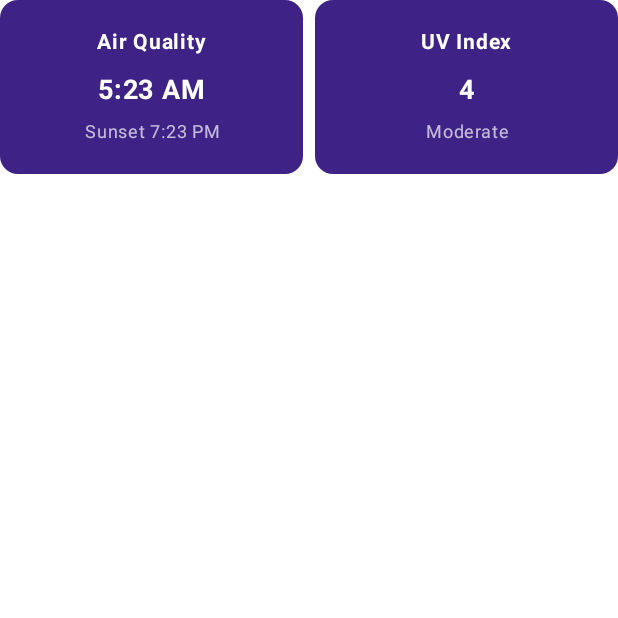
After one commit to patrycjasawicka/WeatherApp, an Android app built with Jetpack Compose: the composable AdditionalWeatherInfo shown on its own in the app's theme, on a phone screen of 412 x 824 dp, the top half of it. The commit adds this screen. Run offline under Robolectric (Android 15) with nearby library versions, the phone set to English and light mode, and no system bars.

Commit message:
Added details screen UI

```diff
--- a/app/src/main/java/com/example/weatherapp/navigation/AppNavHost.kt
+++ b/app/src/main/java/com/example/weatherapp/navigation/AppNavHost.kt
@@ -31,7 +31,7 @@ fun AppNavHost(
             })
         ) { backStackEntry ->
             val city = backStackEntry.arguments?.getString(CITY) ?: ""
-            DetailsScreen(navController, city)
+            DetailsScreen(city)
         }
     }
 }
--- /dev/null
+++ b/app/src/main/java/com/example/weatherapp/ui/details/AdditionalWeatherInfo.kt
@@ -0,0 +1,32 @@
+package com.example.weatherapp.ui.details
+
+import androidx.compose.foundation.layout.Arrangement
+import androidx.compose.foundation.layout.Row
+import androidx.compose.foundation.layout.Spacer
+import androidx.compose.foundation.layout.fillMaxWidth
+import androidx.compose.foundation.layout.width
+import androidx.compose.runtime.Composable
+import androidx.compose.ui.Modifier
+import com.example.weatherapp.ui.theme.Dimens.Small
+
+@Composable
+internal fun AdditionalWeatherInfo() {
+    Row(
+        modifier = Modifier.fillMaxWidth(),
+        horizontalArrangement = Arrangement.SpaceBetween
+    ) {
+        InfoBox(
+            label = "Air Quality",
+            value = "5:23 AM",
+            subText = "Sunset 7:23 PM",
+            modifier = Modifier.weight(1f)
+        )
+        Spacer(modifier = Modifier.width(Small))
+        InfoBox(
+            label = "UV Index",
+            value = "4",
+            subText = "Moderate",
+            modifier = Modifier.weight(1f)
+        )
+    }
+}
--- /dev/null
+++ b/app/src/main/java/com/example/weatherapp/ui/details/InfoBox.kt
@@ -0,0 +1,51 @@
+package com.example.weatherapp.ui.details
+
+import androidx.compose.foundation.background
+import androidx.compose.foundation.layout.Column
+import androidx.compose.foundation.layout.Spacer
+import androidx.compose.foundation.layout.height
+import androidx.compose.foundation.layout.padding
+import androidx.compose.foundation.shape.RoundedCornerShape
+import androidx.compose.material3.Text
+import androidx.compose.runtime.Composable
+import androidx.compose.ui.Alignment
+import androidx.compose.ui.Modifier
+import androidx.compose.ui.graphics.Color
+import androidx.compose.ui.text.font.FontWeight
+import androidx.compose.ui.text.style.TextAlign
+import androidx.compose.ui.unit.sp
+import com.example.weatherapp.ui.theme.Dimens.Medium
+import com.example.weatherapp.ui.theme.Dimens.RoundedCornersSize
+import com.example.weatherapp.ui.theme.Dimens.Small
+
+
+@Composable
+internal fun InfoBox(label: String, value: String, subText: String, modifier: Modifier) {
+    Column(
+        modifier = modifier
+            .background(Color(0xFF3E2286), shape = RoundedCornerShape(RoundedCornersSize))
+            .padding(Medium),
+        horizontalAlignment = Alignment.CenterHorizontally
+    ) {
+        Text(
+            text = label,
+            color = Color.White,
+            fontSize = 14.sp,
+            fontWeight = FontWeight.Bold
+        )
+        Spacer(modifier = Modifier.height(Small))
+        Text(
+            text = value,
+            color = Color.White,
+            fontSize = 18.sp,
+            fontWeight = FontWeight.Bold
+        )
+        Spacer(modifier = Modifier.height(Small/2))
+        Text(
+            text = subText,
+            color = Color.White.copy(alpha = 0.7f),
+            fontSize = 12.sp,
+            textAlign = TextAlign.Center
+        )
+    }
+}
--- a/app/src/main/java/com/example/weatherapp/ui/theme/Colors.kt
+++ b/app/src/main/java/com/example/weatherapp/ui/theme/Colors.kt
@@ -14,4 +14,6 @@ object Colors {
     val Yellow = Color(0xFFFEB034)
     val NavyBlue = Color(0xFF333C65)
     val LightBlue = Color(0xFF8CABAD)
+    val Indigo = Color(0xFF5527A7)
+    val DarkIndigo = Color(0xFF3E2286)
 }
--- a/app/src/main/java/com/example/weatherapp/ui/theme/Dimens.kt
+++ b/app/src/main/java/com/example/weatherapp/ui/theme/Dimens.kt
@@ -7,4 +7,6 @@ object Dimens {
     val Medium = 16.dp
     val Large = 24.dp
     val ExtraLarge = 32.dp
+
+    val RoundedCornersSize = 12.dp
 }
```
Also changed, not shown: app/src/main/java/com/example/weatherapp/ui/DetailsScreen.kt (+45 -4 lines), app/src/main/java/com/example/weatherapp/ui/details/AirQuality.kt (added, +44 -0 lines), app/src/main/java/com/example/weatherapp/ui/details/DateRow.kt (added, +60 -0 lines), app/src/main/java/com/example/weatherapp/ui/details/DayWeatherForecast.kt (added, +36 -0 lines), app/src/main/java/com/example/weatherapp/ui/details/ForecastDayItem.kt (added, +50 -0 lines), app/src/main/java/com/example/weatherapp/ui/details/MainWeatherInfo.kt (added, +58 -0 lines), app/src/main/java/com/example/weatherapp/ui/details/WeekWeatherForecast.kt (added, +37 -0 lines), app/src/main/res/drawable/ic_sunny.xml (added, +78 -0 lines), app/src/main/res/drawable/ic_sunny_and_cloudy.xml (added, +54 -0 lines).
